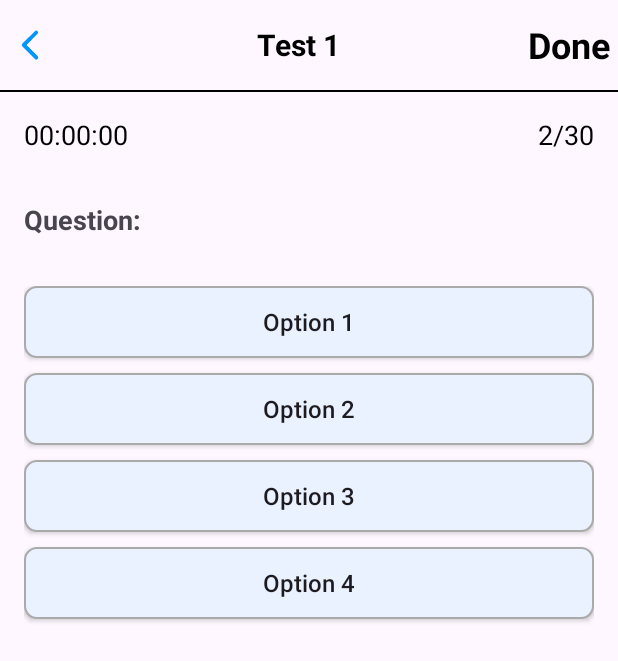
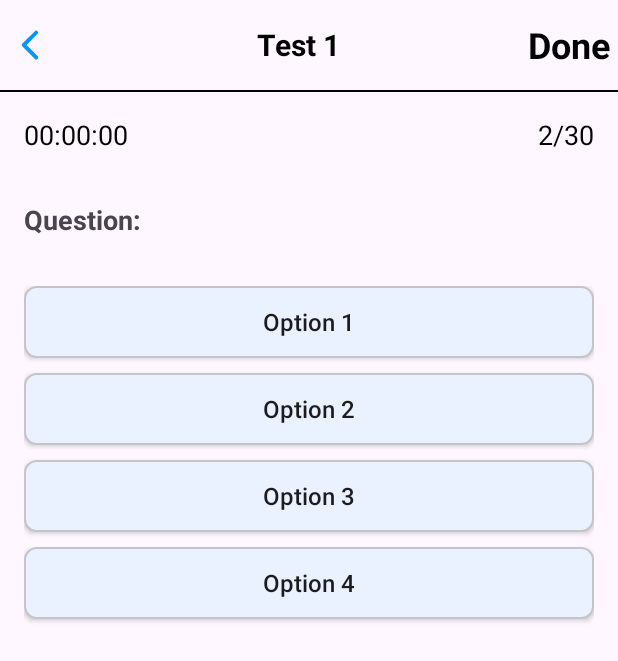
Before and after one commit to VanAnh-13/AppPracticeTestHaui, an Android app: the fragment QuestionFragment shown on its own in the app's theme, on a phone screen of 412 x 824 dp. Shown: the top 661 px of the screen. Run offline under Robolectric (Android 15) with nearby library versions, the light colour scheme and no system bars; 9 statements that could not run were skipped.

Commit message:
feat: color

```diff
--- a/app/src/main/res/values/colors.xml
+++ b/app/src/main/res/values/colors.xml
@@ -3,7 +3,10 @@
     <color name="black">#FF000000</color>
     <color name="white">#FFFFFFFF</color>
     <color name="blue">#006FFD</color>
+    <color name="gray">#C3C5C8</color>
+    <color name="red">#E53935</color>
     <color name="light_blue">#EAF2FF</color>
-    <color name="gray">@android:color/darker_gray</color>
-    <color name="red">#E53935</color>
+    <color name="default_button_color">#E0F7FA</color>
+    <color name="selected_button_color">#87CEFA</color>
+    <color name="button_text_color">#000000</color>
 </resources>
```
